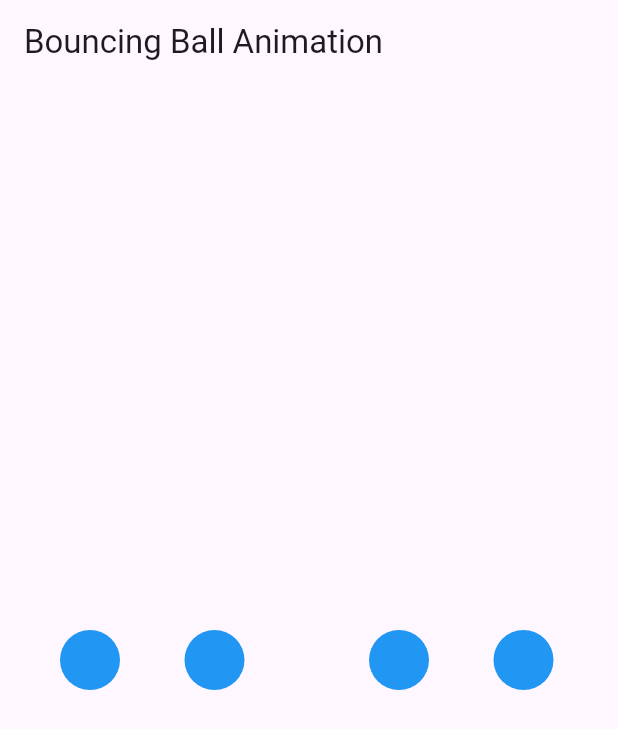
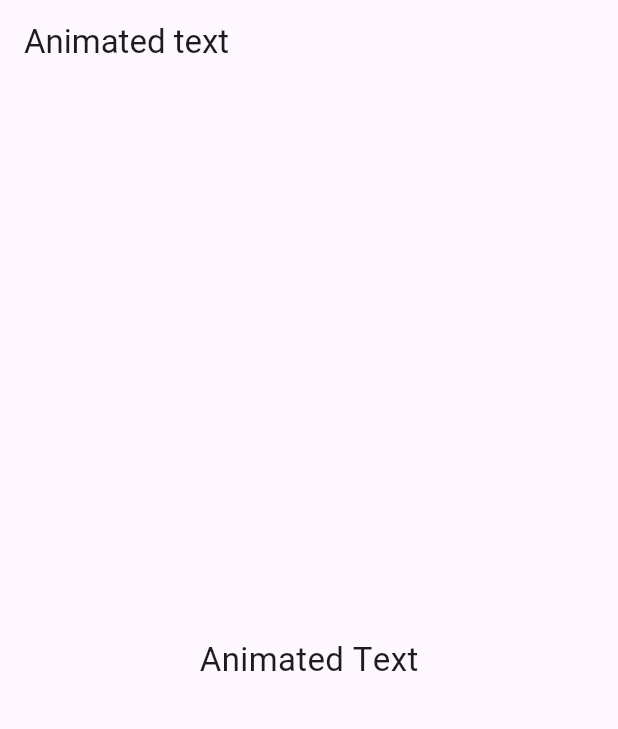
Before and after one commit to SaurabhAlex/Flutter-Animation, a Flutter app: the screen it shows after launch, on a phone screen of 412 x 824 dp. Shown: the top 729 px of the screen. Run offline on Flutter 3.47's test engine with Material 3 defaults, Android fonts, the phone set to English and light mode, and no system bars.

Commit message:
Added Animated text Animation in Explicit Animation

```diff
--- /dev/null
+++ b/lib/explicit/animated_text.dart
@@ -0,0 +1,75 @@
+import 'package:flutter/material.dart';
+
+class AnimatedText extends StatefulWidget {
+  const AnimatedText({super.key});
+
+  @override
+  State<AnimatedText> createState() => _AnimatedTextState();
+}
+
+class _AnimatedTextState extends State<AnimatedText> with SingleTickerProviderStateMixin{
+
+
+  @override
+  Widget build(BuildContext context) {
+    return Scaffold(
+      appBar: AppBar(
+        title:const  Text("Animated text"),
+      ),
+      body:  const Center(
+        child: AnimatedTitleText(title: "Animated Text",)
+      ),
+    );
+  }
+}
+
+class AnimatedTitleText extends StatefulWidget {
+  final String title;
+  const AnimatedTitleText({super.key, required this.title});
+
+  @override
+  State<AnimatedTitleText> createState() => _AnimatedTitleTextState();
+}
+
+class _AnimatedTitleTextState extends State<AnimatedTitleText> with SingleTickerProviderStateMixin {
+
+  late AnimationController _controller;
+  late List<Animation<double>> _slideAnimation;
+  late List<Animation<double>> _characterAnimation;
+  late int titleLength;
+
+  @override
+  void initState() {
+    super.initState();
+    titleLength = widget.title.length;
+    _controller = AnimationController(vsync: this, duration: const Duration(milliseconds: 1200));
+    _characterAnimation = List.generate(widget.title.length, (index) {
+      final begin = index/ titleLength;
+      final end = (index + 1)/ titleLength;
+      return Tween<double>(begin: 0, end: 1).animate(CurvedAnimation(parent: _controller, curve: Interval(begin, end, curve: Curves.easeInOut), ),);
+    });
+
+    _slideAnimation = List.generate(titleLength, (index) {
+      final begin = index/ titleLength;
+      final end = (index + 1)/ titleLength;
+      return Tween<double>(begin: -20, end: 0).animate(CurvedAnimation(parent: _controller, curve: Interval(begin, end, curve: Curves.easeInOut),),);
+    });
+    _controller.forward();
+
+  }
+
+  @override
+  Widget build(BuildContext context) {
+    return Row(
+      mainAxisSize: MainAxisSize.min,
+      children: List.generate(titleLength, (index) {
+        return AnimatedBuilder(animation: _controller, builder: (context, child){
+          return Transform.translate(offset: Offset(_slideAnimation[index].value, 0),
+          child: Opacity(opacity: _characterAnimation[index].value,
+          child: Text(widget.title[index], style: const TextStyle(fontSize: 22),)),
+          );
+        });
+      }) ,
+    );
+  }
+}
--- a/lib/main.dart
+++ b/lib/main.dart
@@ -6,6 +6,7 @@ import 'package:animation/other/image_zoom_feature.dart';
 import 'package:animation/explicit/sliding_number_transition.dart';
 import 'package:flutter/material.dart';
 import 'custom_painter/bouncing_ball_animation.dart';
+import 'explicit/animated_text.dart';
 import 'other/app_error_screen.dart';
 import 'other/default_color_variation.dart';
 import 'explicit/pulsing_color_animation.dart';
@@ -33,7 +34,7 @@ class MyApp extends StatelessWidget {
   Widget build(BuildContext context) {
     return const MaterialApp(
       debugShowCheckedModeBanner: false,
-      home: BouncingBallAnimation(),
+      home: AnimatedText(),
     );
   }
 }
```
